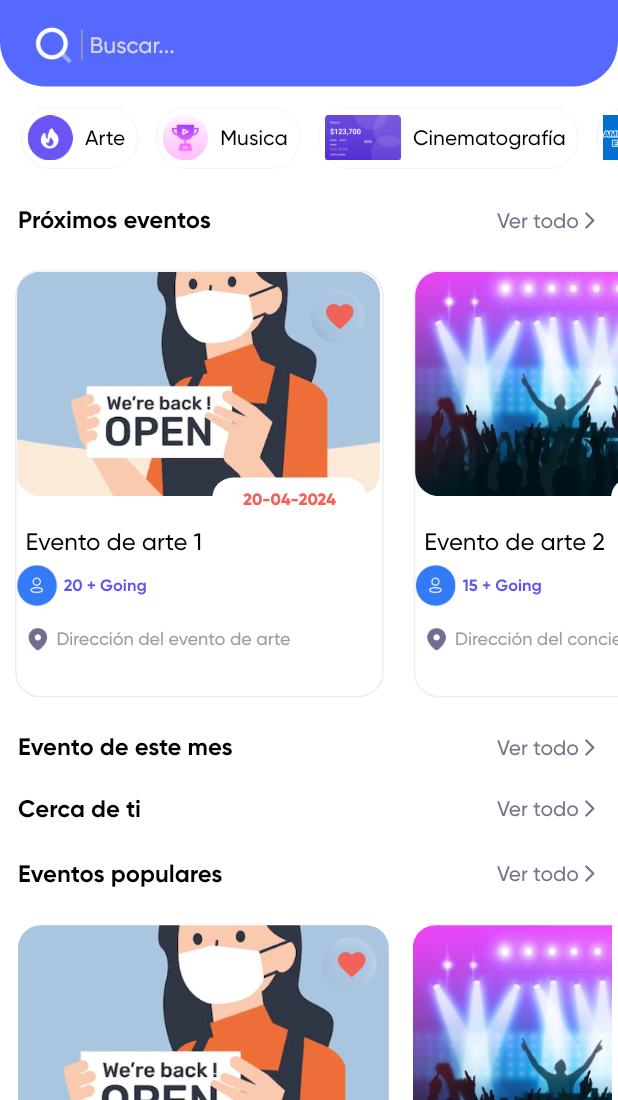
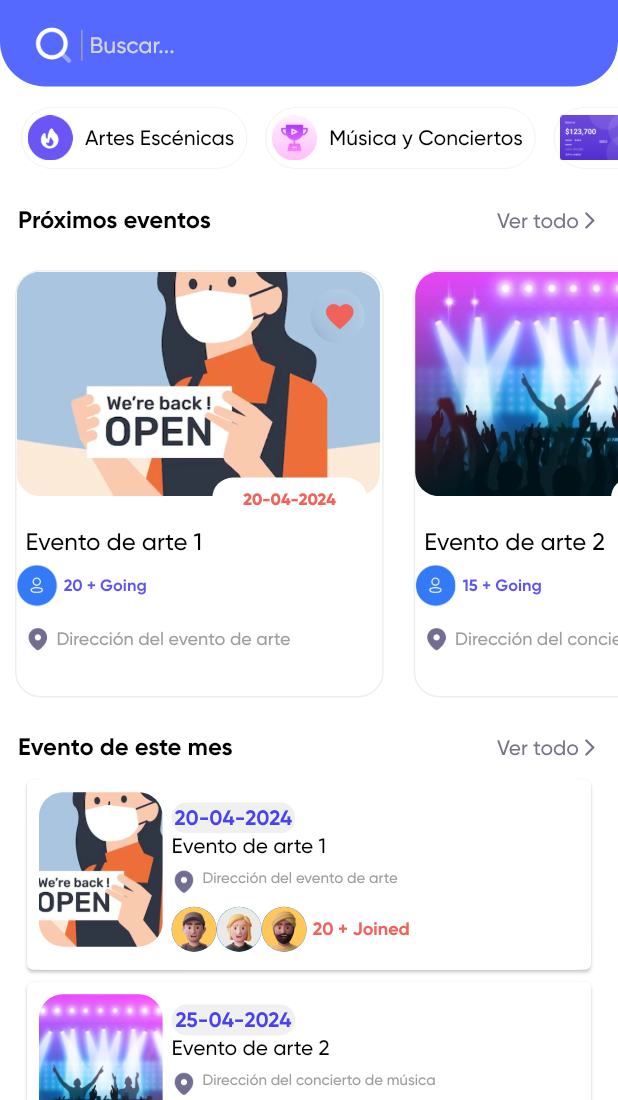
Before and after one commit to BabyGantu/Cultura-Municipal-frontend-flutter, a Flutter app: the Home screen opened directly, on a phone screen of 412 x 824 dp, the part 136-1236 px from its top. Run offline on Flutter 3.47's test engine with Material 3 defaults, Android fonts, the phone set to English and light mode, and no system bars; drawn by our look-alikes of like_button; our stand-ins replace accordion, cached_network_image, carousel_slider, cloud_firestore, dotted_border, firebase_core and 21 more; missing offline and left inert: flutter_image_stack, flutter_osm_plugin, flutter_share, onesignal_flutter, razorpay_flutter, ticket_widget; accounts and stored records are empty; statements that could not run were skipped.

Commit message:
vista Eventos de este mes

```diff
--- a/lib/home/home.dart
+++ b/lib/home/home.dart
@@ -2,6 +2,7 @@
 
 import 'dart:async';
 import 'dart:convert';
+import 'dart:math';
 import 'dart:ui';
 import '../Search/searchpage2.dart';
 import '../utils/media.dart';
@@ -42,25 +43,67 @@ const String categoriasJson = '''
   "categorias": [
     {
       "id": "1",
-      "title": "Arte",
+      "title": "Artes Escénicas",
       "image": "image/fire.png",
       "cover_img": "image/fire.png"
     },
     {
       "id": "2",
-      "title": "Musica",
+      "title": "Música y Conciertos",
       "image": "image/sport1.png",
       "cover_img": "image/discover.png"
     },
     {
       "id": "3",
-      "title": "Cinematografía",
+      "title": "Festivales y Ferias",
       "image": "image/method.png",
       "cover_img": "image/discover.png"
     },
     {
       "id": "4",
-      "title": "Teatro",
+      "title": "Deportes",
+      "image": "image/american_express.png",
+      "cover_img": "image/discover.png"
+    },
+    {
+      "id": "5",
+      "title": "Museos y Exposiciones",
+      "image": "image/american_express.png",
+      "cover_img": "image/discover.png"
+    },
+    {
+      "id": "6",
+      "title": "Cursos y Talleres",
+      "image": "image/american_express.png",
+      "cover_img": "image/discover.png"
+    },
+    {
+      "id": "7",
+      "title": "Infantiles",
+      "image": "image/american_express.png",
+      "cover_img": "image/discover.png"
+    },
+    {
+      "id": "8",
+      "title": "Cine",
+      "image": "image/american_express.png",
+      "cover_img": "image/discover.png"
+    },
+    {
+      "id": "9",
+      "title": "Congresos y Convenciones",
+      "image": "image/american_express.png",
+      "cover_img": "image/discover.png"
+    },
+    {
+      "id": "10",
+      "title": "Eventos Literarios",
+      "image": "image/american_express.png",
+      "cover_img": "image/discover.png"
+    },
+    {
+      "id": "11",
+      "title": "Recorridos",
       "image": "image/american_express.png",
       "cover_img": "image/discover.png"
     }
@@ -68,7 +111,7 @@ const String categoriasJson = '''
 }
 ''';
 
-const String trendingEventsJson = '''
+const String eventsJson = '''
 {
   "events": [
     {
@@ -166,7 +209,7 @@ const String trendingEventsJson = '''
       "event_img": "image/protection.png",
       "event_address": "Dirección del concierto de música",
       "event_sdate": "02-05-2024",
-      "IS_BOOKMARK": 0,
+      "IS_BOOKMARK": 1,
       "member_list": ["image/p1.png", "image/p2.png", "image/p3.png"],
       "total_member_list": 12,
       "cover_img": "image/verve.png",
@@ -203,7 +246,7 @@ const String trendingEventsJson = '''
       "event_img": "image/event.png",
       "event_address": "Dirección del concierto de música",
       "event_sdate": "16-04-2024",
-      "IS_BOOKMARK": 0,
+      "IS_BOOKMARK": 1,
       "member_list": ["image/p1.png", "image/p4.png", "image/p2.png"],
       "total_member_list": 15,
       "cover_img": "image/verve.png",
@@ -273,7 +316,7 @@ const String trendingEventsJson = '''
       "event_img": "image/p10.png",
       "event_address": "Dirección del festival de cine",
       "event_sdate": "01-05-2024",
-      "IS_BOOKMARK": 0,
+      "IS_BOOKMARK": 1,
       "member_list": ["image/p1.png", "image/p4.png", "image/p2.png"],
       "total_member_list": 30,
       "cover_img": "image/verve.png",
@@ -333,7 +376,7 @@ class _HomeState extends State<Home> with SingleTickerProviderStateMixin {
 
   void cargartrendingEvent() {
     // Decodifica la cadena JSON y guarda los eventos en la lista eventosList
-    Map<String, dynamic> trendingEventData = json.decode(trendingEventsJson);
+    Map<String, dynamic> trendingEventData = json.decode(eventsJson);
     setState(() {
       trendingEvent = trendingEventData['events'];
     });
@@ -341,9 +384,17 @@ class _HomeState extends State<Home> with SingleTickerProviderStateMixin {
 
   void cargarUpcomingEvent() {
     // Decodifica la cadena JSON y guarda los eventos en la lista eventosList
-    Map<String, dynamic> upcomingEventData = json.decode(trendingEventsJson);
+    Map<String, dynamic> upcomingEventData = json.decode(eventsJson);
     setState(() {
       upcomingEvent = upcomingEventData['events'];
+    });
+  }
+
+  void cargarThisMonthEvent() {
+    // Decodifica la cadena JSON y guarda los eventos en la lista eventosList
+    Map<String, dynamic> thisMonthEventData = json.decode(eventsJson);
+    setState(() {
+      thisMonthEvent = thisMonthEventData['events'];
     });
   }
 
@@ -360,6 +411,7 @@ class _HomeState extends State<Home> with SingleTickerProviderStateMixin {
     cargarCategorias();
     cargartrendingEvent();
     cargarUpcomingEvent();
+    cargarThisMonthEvent();
     initPlatformState();
   }
 
@@ -534,7 +586,7 @@ class _HomeState extends State<Home> with SingleTickerProviderStateMixin {
                           Text("Event This Month".tr,
                               style: TextStyle(
                                   fontFamily: 'Gilroy Bold',
-                                  color: notifire.getdarkscolor,
+                                  color: notifire.textcolor,
                                   fontSize: 16,
                                   fontWeight: FontWeight.w600)),
                           const Spacer(),
@@ -566,9 +618,9 @@ class _HomeState extends State<Home> with SingleTickerProviderStateMixin {
                       ),
                     ),
                     //: const SizedBox(),
-                    //! monthly event
+                    //! monthly event Listview   --------
                     ListView.builder(
-                      itemCount: thisMonthEvent.length,
+                      itemCount: min(thisMonthEvent.length, 4),
                       padding: const EdgeInsets.only(top: 8),
                       shrinkWrap: true,
                       physics: const NeverScrollableScrollPhysics(),
@@ -852,6 +904,7 @@ class _HomeState extends State<Home> with SingleTickerProviderStateMixin {
 
  */
 
+  /*
   imgloading() {
     return Container(
       height: Get.height * 0.20,
@@ -862,6 +915,8 @@ class _HomeState extends State<Home> with SingleTickerProviderStateMixin {
               image: AssetImage("image/skeleton.gif"), fit: BoxFit.fill)),
     );
   }
+
+   */
 
   tredingEvents(tEvent, i) {
     return InkWell(
@@ -1119,16 +1174,25 @@ class _HomeState extends State<Home> with SingleTickerProviderStateMixin {
   List<String> _mImages = [];
 
   Widget monthly(mEvent, i) {
+
     _mImages.clear();
     mEvent[i]["member_list"].forEach((e) {
-      _mImages.add(Config.base_url + e);
+      _mImages.add(e);
     });
+
+
+
     int mEventcount = int.parse(mEvent[i]["total_member_list"].toString()) > 3
         ? 3
         : int.parse(mEvent[i]["total_member_list"].toString());
+
+
+
     for (var i = 0; i < mEventcount; i++) {
       _mImages.add(Config.userImage);
     }
+
+
     return GestureDetector(
       onTap: () {
         Get.to(() => EventsDetails(eid: mEvent[i]["event_id"]),
@@ -1159,18 +1223,70 @@ class _HomeState extends State<Home> with SingleTickerProviderStateMixin {
                             child: SizedBox(
                               width: width / 5,
                               height: height / 8,
-                              child: FadeInImage.assetNetwork(
-                                  fadeInCurve: Curves.easeInCirc,
-                                  placeholder: "image/skeleton.gif",
-                                  fit: BoxFit.cover,
-                                  image:
-                                      Config.base_url + mEvent[i]["event_img"]),
+                              child: Image.asset(
+                                mEvent[i]["event_img"],
+                                fit: BoxFit.cover,
+                              ),
                             ),
+
                           ),
                           const SizedBox(width: 6),
                           Column(
                             crossAxisAlignment: CrossAxisAlignment.start,
                             children: [
+                              Column(
+                                children: [
+                                  SizedBox(height: height / 80),
+                                  Container(
+                                    decoration: BoxDecoration(
+                                        color: notifire.getpinkcolor,
+                                        borderRadius:
+                                        const BorderRadius.all(Radius.circular(10))),
+                                    height: height / 40,
+                                    width: width / 5,
+
+                                    child: Column(
+                                      mainAxisAlignment: MainAxisAlignment.center,
+                                      children: [
+                                        Center(
+                                          child: SizedBox(
+                                            width: width / 2,
+                                            child: Text(
+                                              mEvent[i]["event_sdate"],
+                                              //maxLines: 1,
+                                              textAlign: TextAlign.center,
+                                              style: TextStyle(
+                                                  color: const Color(0xff4A43EC),
+                                                  fontSize: 14,
+                                                  fontFamily: 'Gilroy Bold',
+                                                  fontWeight: FontWeight.bold),
+                                            ),
+                                          ),
+                                        ),
+                                      ],
+                                    ),
+
+
+                                  ),
+                                ],
+                              ),
+
+                                    /*
+                                    SizedBox(
+                                      width: width / 5,
+                                      child: Text(
+                                        mEvent[i]["event_sdate"],
+                                        //maxLines: 1,
+                                        textAlign: TextAlign.center,
+                                        style: TextStyle(
+                                            color: const Color(0xff4A43EC),
+                                            fontSize: 14,
+                                            fontFamily: 'Gilroy Bold',
+                                            fontWeight: FontWeight.bold),
+                                      ),
+                                    ),
+
+                                     */
                               SizedBox(
                                 width: Get.width * 0.45,
                                 child: Text(
@@ -1179,7 +1295,7 @@ class _HomeState extends State<Home> with SingleTickerProviderStateMixin {
                                   overflow: TextOverflow.ellipsis,
                                   style: TextStyle(
                                       fontFamily: 'Gilroy Medium',
-                                      color: notifire.getdarkscolor,
+                                      color: notifire.textcolor,
                                       fontSize: 14,
                                       fontWeight: FontWeight.w600),
                                 ),
@@ -1208,6 +1324,38 @@ class _HomeState extends State<Home> with SingleTickerProviderStateMixin {
                               SizedBox(height: height / 100),
                               mEvent[i]["total_member_list"] != "0"
                                   ? Row(
+                                children: [
+                                  /*
+                                  FlutterImageStack(
+                                    totalCount: 0,
+                                    itemRadius: 30,
+                                    itemCount: 3,
+                                    itemBorderWidth: 1.5,
+                                    imageList: _mImages,
+                                  ),
+
+                                   */
+                                  Row(
+                                    children: mEvent[i]["member_list"].map<Widget>((imagePath) {
+                                      return CircleAvatar(
+                                        radius: 15,
+                                        backgroundImage: AssetImage(imagePath),
+                                      );
+                                    }).toList(),
+                                  ),
+                                  SizedBox(width: Get.width * 0.01),
+                                  Text(
+                                      "${mEvent[i]["total_member_list"]} + Joined",
+                                      style: TextStyle(
+                                        color: const Color(0xffF0635A),
+                                        fontSize: 12,
+                                        fontFamily: 'Gilroy Bold',
+                                      )),
+                                ],
+
+
+
+                                /*
                                       children: [
                                         FlutterImageStack(
                                           totalCount: 0,
@@ -1225,7 +1373,10 @@ class _HomeState extends State<Home> with SingleTickerProviderStateMixin {
                                               fontFamily: 'Gilroy Bold',
                                             )),
                                       ],
+
+                                 */
                                     )
+
                                   : const SizedBox(),
                             ],
                           ),
@@ -1236,6 +1387,7 @@ class _HomeState extends State<Home> with SingleTickerProviderStateMixin {
                   ],
                 ),
                 // const Spacer(),
+                /*
                 Column(
                   children: [
                     SizedBox(height: height / 80),
@@ -1246,6 +1398,7 @@ class _HomeState extends State<Home> with SingleTickerProviderStateMixin {
                               const BorderRadius.all(Radius.circular(10))),
                       height: height / 12,
                       width: width / 10,
+
                       child: Column(
                         mainAxisAlignment: MainAxisAlignment.center,
                         children: [
@@ -1266,10 +1419,14 @@ class _HomeState extends State<Home> with SingleTickerProviderStateMixin {
                           ),
                         ],
                       ),
+
+
                     ),
                   ],
                 ),
-                SizedBox(width: width / 40),
+
+                 */
+                //SizedBox(width: width / 40),
               ],
             ),
           ),
```
